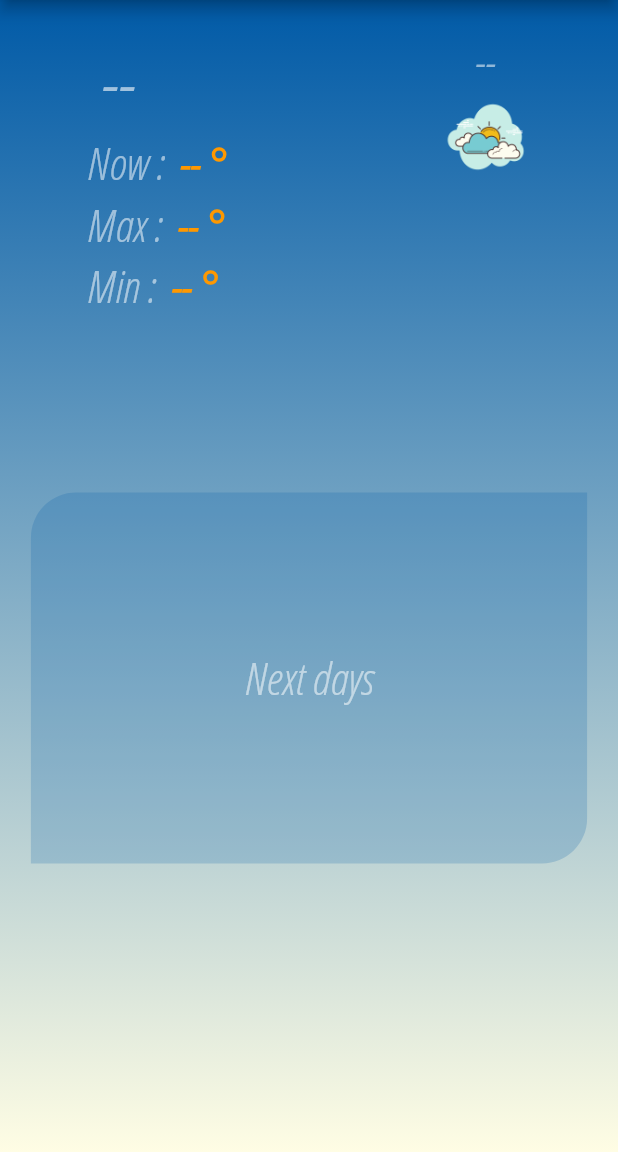
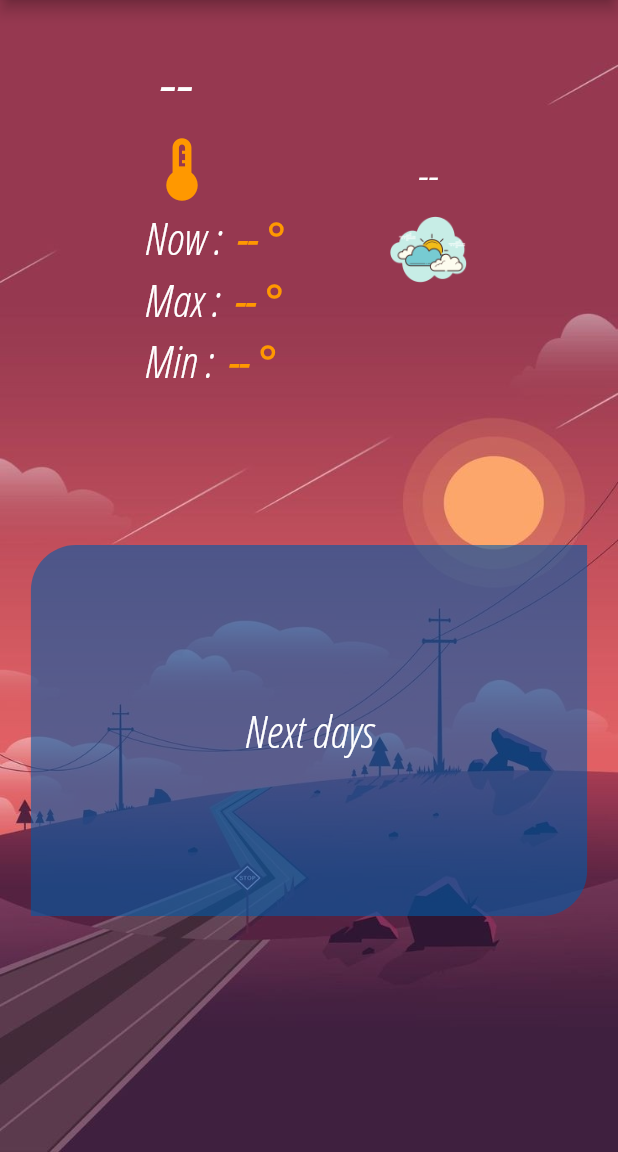
Before and after one commit to alpha1003/climapp, a Flutter app: the screen it shows after launch, on a phone screen of 412 x 824 dp, the part 84-1236 px from its top. Run offline on Flutter 3.47's test engine with Material 2 defaults, Android fonts, the phone set to English and light mode, and no system bars; our stand-ins replace date_format, easy_splash_screen, shared_preferences.

Commit message:
23-11-21

```diff
--- a/lib/src/search/locationSearchDelegate.dart
+++ b/lib/src/search/locationSearchDelegate.dart
@@ -1,6 +1,7 @@
 
 import 'package:climapp/src/models/result_model.dart';
 import 'package:climapp/src/services/weather_service.dart';
+import 'package:climapp/src/shared_preferences/user_preferences.dart';
 import 'package:flutter/material.dart';
 import 'package:provider/provider.dart';
 
@@ -65,6 +66,7 @@ class LocationSearchDelegate extends SearchDelegate {
 
 
   Widget crearItem(BuildContext context, Result result) {
+    UserPreferences _prefs = UserPreferences();
         return ListTile(
              title: Text(result.title),
              subtitle: Text(result.locationType),
@@ -72,6 +74,8 @@ class LocationSearchDelegate extends SearchDelegate {
 
                final weatherService = Provider.of<WeatherService>(context, listen: false);
                final res = await weatherService.searchLocation(result.woeid);
+               _prefs.lastCity = result.title;
+
                close(context, res);
 
              },
--- /dev/null
+++ b/lib/src/shared_preferences/user_preferences.dart
@@ -0,0 +1,28 @@
+
+import 'package:shared_preferences/shared_preferences.dart';
+
+class UserPreferences {
+
+    static final UserPreferences _instance = new UserPreferences._internal();
+
+    factory UserPreferences(){
+       return _instance;
+    }
+
+    UserPreferences._internal();
+
+     SharedPreferences? _prefs;
+
+  initPrefs() async {
+    this._prefs = await SharedPreferences.getInstance();
+  }
+
+  String get lastCity{
+    return _prefs?.getString('lastCity') ?? '';
+  }
+
+  set lastCity(String value) {
+    _prefs?.setString('lastCity', value);
+  }
+
+}
--- a/lib/src/view/pages/homePage.dart
+++ b/lib/src/view/pages/homePage.dart
@@ -1,4 +1,5 @@
 import 'package:climapp/src/models/location_model.dart';
+import 'package:climapp/src/view/widgets/background.dart';
 import 'package:date_format/date_format.dart';
 import 'package:climapp/src/search/locationSearchDelegate.dart';
 import 'package:flutter/material.dart';
@@ -41,14 +42,15 @@ class _HomePageState extends State<HomePage> {
           ],
       ),
       body: Stack(
-          clipBehavior: Clip.hardEdge,
+          //clipBehavior: Clip.hardEdge,
           children: [
-               _background(),
+               Background(),
                SingleChildScrollView(
                  child: Column(
-                   mainAxisAlignment: MainAxisAlignment.spaceEvenly,
+                   mainAxisAlignment: MainAxisAlignment.spaceAround,
                     children: [
                         _initialInfo(),
+                        SizedBox(height: MediaQuery.of(context).size.height*0.10,),
                         isData? _anotherInfo() : _emptyContainer(),
                     ],
                  ),
@@ -77,19 +79,18 @@ class _HomePageState extends State<HomePage> {
   Widget _initialInfo(){
       return Container(
           margin: EdgeInsets.symmetric(horizontal: 30.0, vertical: 20.0),
-          width: double.infinity,
           child: Row(
              mainAxisAlignment: MainAxisAlignment.spaceEvenly,
              crossAxisAlignment: CrossAxisAlignment.start,
              children: [
                   Container(
-                    width: MediaQuery.of(context).size.width * 0.50,
-                    height: MediaQuery.of(context).size.width * 0.70,
+
                     child: Column(
                         mainAxisSize: MainAxisSize.min,
                         crossAxisAlignment: CrossAxisAlignment.start,
                         children: [
                             isData ? Text("${location.title}", style: style.style1,) : Text(" -- ", style: style.style1,),
+                            Icon(Icons.thermostat, size: 50, color: Colors.orange,),
                             _tempText("Now ",
                                      isData ? "${location.consolidatedWeather[0].theTemp.toStringAsFixed(1)}" : " -- "),
                             _tempText("Max ",
@@ -101,8 +102,10 @@ class _HomePageState extends State<HomePage> {
                   ),
                 Column(
                    crossAxisAlignment: CrossAxisAlignment.center,
-                   mainAxisAlignment: MainAxisAlignment.start,
+                   mainAxisAlignment: MainAxisAlignment.center,
+
                    children: [
+                        SizedBox(height: 75.0,),
                         isData?
                         Text("${location.consolidatedWeather[0].weatherStateName}", style: style.style2,)
                         :Text(" -- ", style: style.style2,),
@@ -150,7 +153,7 @@ class _HomePageState extends State<HomePage> {
           height: MediaQuery.of(context).size.height*0.3,
           width: MediaQuery.of(context).size.width*0.90,
           decoration: BoxDecoration(
-              color: Color.fromRGBO(0, 90, 167, 0.2),
+              color: Color.fromRGBO(0, 90, 167, 0.6),
               borderRadius: BorderRadius.only(topLeft: Radius.circular(30), bottomRight: Radius.circular(30.0)),
           ),
           child: Row(
@@ -173,7 +176,7 @@ class _HomePageState extends State<HomePage> {
           height: MediaQuery.of(context).size.height*0.3,
           width: MediaQuery.of(context).size.width*0.90,
           decoration: BoxDecoration(
-              color: Color.fromRGBO(0, 90, 167, 0.2),
+              color: Color.fromRGBO(0, 90, 167, 0.6),
               borderRadius: BorderRadius.only(topLeft: Radius.circular(30), bottomRight: Radius.circular(30.0)),
           ),
           child: Center(child: Text("Next days", style: style.style2,)),
--- a/lib/src/view/styles.dart
+++ b/lib/src/view/styles.dart
@@ -1,8 +1,8 @@
 import 'package:flutter/material.dart';
 
 
-TextStyle style1 = TextStyle(fontSize: 50.0,color: Colors.white60,fontFamily: "alpha");
-TextStyle style2 = TextStyle(fontSize: 30.0,color: Colors.white54,fontFamily: "alpha");
+TextStyle style1 = TextStyle(fontSize: 50.0,color: Colors.white,fontFamily: "alpha");
+TextStyle style2 = TextStyle(fontSize: 30.0,color: Colors.white,fontFamily: "alpha");
 TextStyle style3 = TextStyle(fontSize: 30.0,color: Colors.orange,fontWeight: FontWeight.bold, fontFamily: "alpha");
-TextStyle style4 = TextStyle(fontSize: 40.0,color: Color.fromRGBO(242, 202, 24, 50),fontFamily: "alpha2");
-TextStyle style5 = TextStyle(fontSize: 40.0,color: Color.fromRGBO(242, 202, 24, 50),fontFamily: "alpha");
+TextStyle style4 = TextStyle(fontSize: 40.0,color: Color.fromRGBO(242, 202, 24, 100),fontFamily: "alpha2");
+TextStyle style5 = TextStyle(fontSize: 40.0,color: Colors.yellowAccent,fontFamily: "alpha");
--- /dev/null
+++ b/lib/src/view/widgets/background.dart
@@ -0,0 +1,17 @@
+import 'package:flutter/material.dart';
+
+class Background extends StatelessWidget {
+
+
+  @override
+  Widget build(BuildContext context) {
+    return Container(
+        width: double.infinity,
+        height: double.infinity,
+        child: Image(
+           image: AssetImage("images/fondo.jpg"),
+           fit: BoxFit.fill,
+        ),
+    );
+  }
+}
--- a/pubspec.yaml
+++ b/pubspec.yaml
@@ -21,15 +21,16 @@ environment:
   sdk: ">=2.12.0 <3.0.0"
 
 dependencies:
-  flutter:
-    sdk: flutter
   animated_splash_screen: ^1.1.0
   cupertino_icons: ^1.0.2
   date_format: ^2.0.3
   dio: ^4.0.0
   easy_splash_screen: ^1.0.3
+  flutter:
+    sdk: flutter
   http: ^0.13.3
   provider: ^5.0.0
+  shared_preferences: any
 
 dev_dependencies:
   flutter_test:
```
Also changed, not shown: images/fondo.jpg, pubspec.lock.
